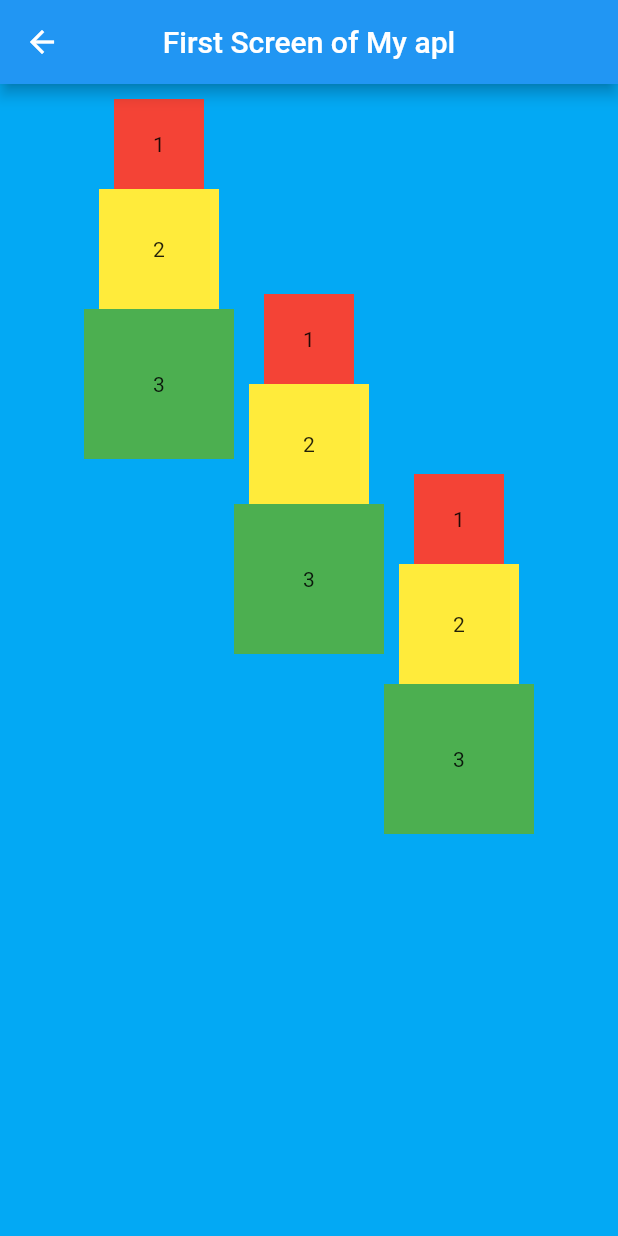
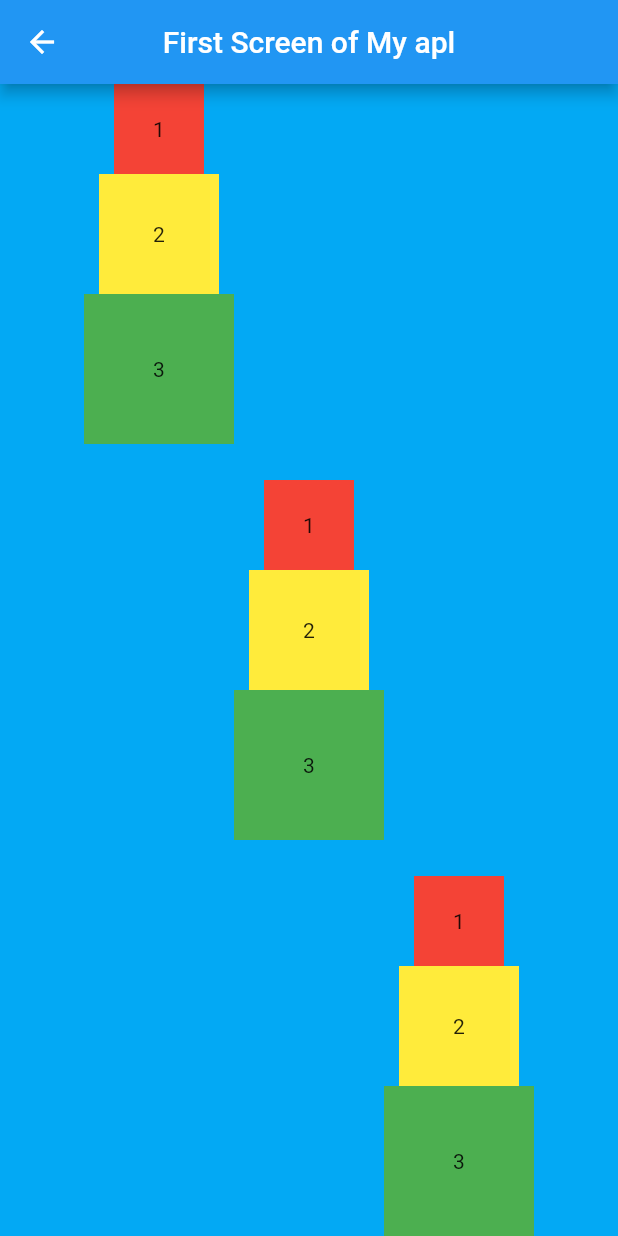
Before and after one commit to dani00995/flutter_it_megacom, a Flutter app: the LessoneOneHomeWork screen opened directly, on a phone screen of 412 x 824 dp. Run offline on Flutter 3.47's test engine with Material 2 defaults, Android fonts, the phone set to English and light mode, and no system bars.

Commit message:
removed fun

```diff
--- a/lib/homeWork/lessone_1_home_work.dart
+++ b/lib/homeWork/lessone_1_home_work.dart
@@ -8,13 +8,41 @@ class LessoneOneHomeWork extends StatefulWidget {
 }
 
 class _LessoneOne extends State<LessoneOneHomeWork> {
-  Widget myColumn(double marginTop) {
+  @override
+  Widget build(BuildContext context) {
+    return Scaffold(
+      appBar: AppBar(
+        title: const Text("First Screen of My apl"),
+        centerTitle: true,
+      ),
+      body: Container(
+        color: Colors.lightBlue,
+        child: Row(
+          mainAxisAlignment: MainAxisAlignment.center,
+          children: const [
+            MyColum(mainAxisAlignment: MainAxisAlignment.start),
+            MyColum(mainAxisAlignment: MainAxisAlignment.center),
+            MyColum(mainAxisAlignment: MainAxisAlignment.end)
+          ],
+        ),
+      ),
+    );
+  }
+}
+
+class MyColum extends StatelessWidget {
+  final MainAxisAlignment mainAxisAlignment;
+  const MyColum({
+    Key? key,
+    required this.mainAxisAlignment,
+  }) : super(key: key);
+
+  @override
+  Widget build(BuildContext context) {
     return Column(
-      mainAxisAlignment: MainAxisAlignment.start,
-      crossAxisAlignment: CrossAxisAlignment.center,
+      mainAxisAlignment: mainAxisAlignment,
       children: [
         Container(
-          margin: EdgeInsets.only(top: marginTop),
           width: 60,
           height: 60,
           color: Colors.red,
@@ -35,21 +63,4 @@ class _LessoneOne extends State<LessoneOneHomeWork> {
       ],
     );
   }
-
-  @override
-  Widget build(BuildContext context) {
-    return Scaffold(
-      appBar: AppBar(
-        title: const Text("First Screen of My apl"),
-        centerTitle: true,
-      ),
-      body: Container(
-        color: Colors.lightBlue,
-        child: Row(
-          mainAxisAlignment: MainAxisAlignment.center,
-          children: [myColumn(10), myColumn(140), myColumn(260)],
-        ),
-      ),
-    );
-  }
 }
```
